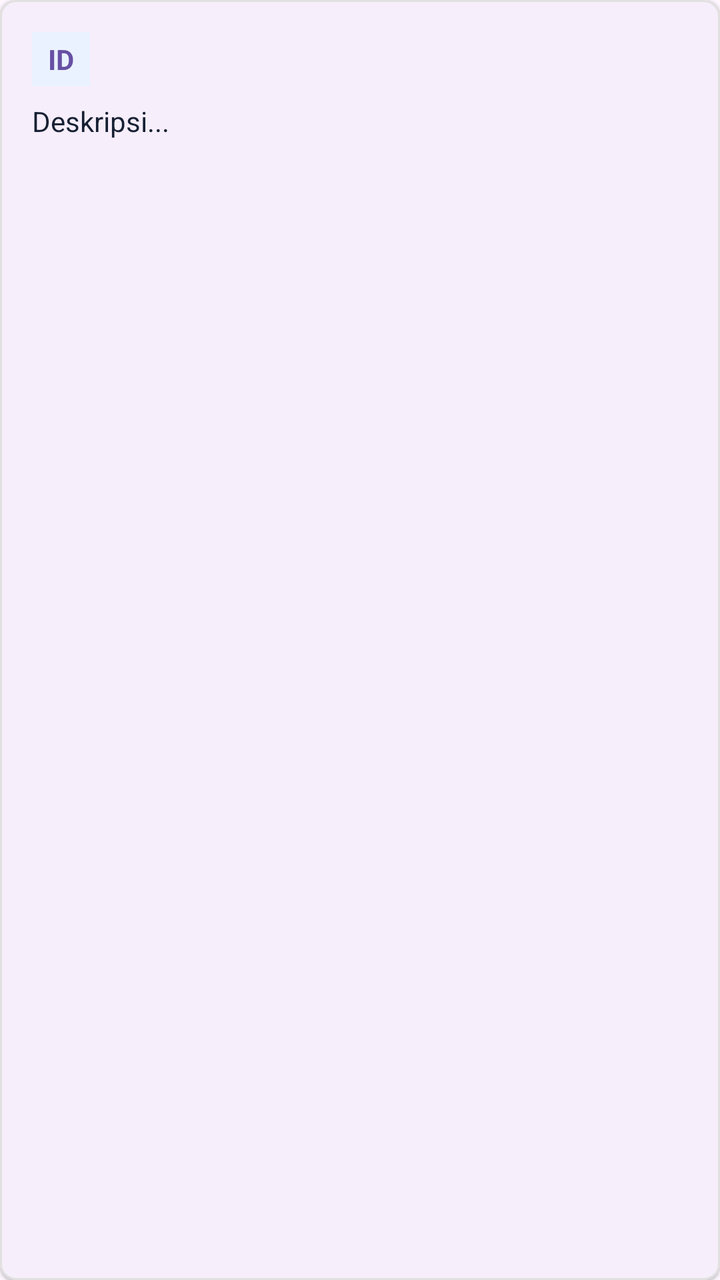
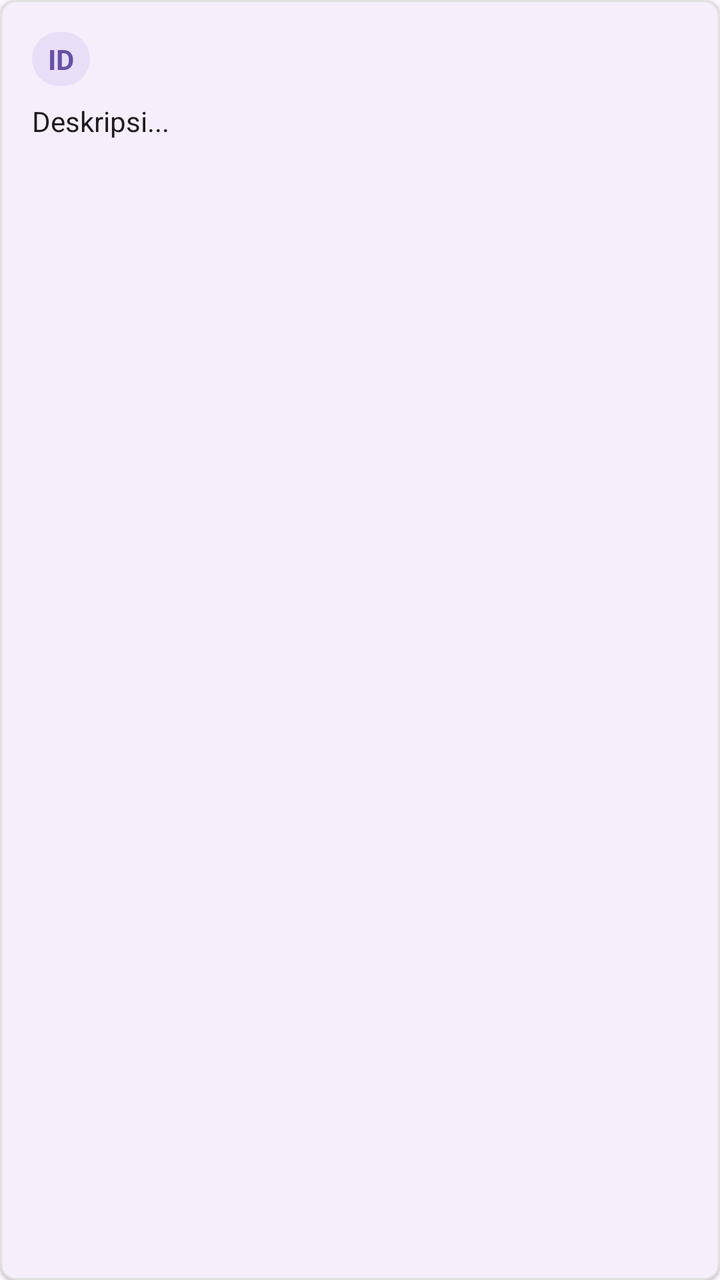

Before-and-after screenshots of an Android layout around one commit, followed by the original layout XML and the change that was made.
<!-- AndroidManifest.xml: application theme Theme.ProjectFarrelMobileProgramming -->
<!-- res/layout/item_generic_card.xml -->
<?xml version="1.0" encoding="utf-8"?>
<com.google.android.material.card.MaterialCardView 
    xmlns:android="http://schemas.android.com/apk/res/android"
    xmlns:app="http://schemas.android.com/apk/res-auto"
    android:layout_width="match_parent"
    android:layout_height="wrap_content"
    android:layout_margin="8dp"
    app:cardCornerRadius="8dp"
    app:cardElevation="1dp"
    app:strokeWidth="1dp"
    app:strokeColor="#E0E0E0">

    <LinearLayout
        android:layout_width="match_parent"
        android:layout_height="wrap_content"
        android:orientation="vertical"
        android:padding="16dp">

        <TextView
            android:id="@+id/tvId"
            android:layout_width="wrap_content"
            android:layout_height="wrap_content"
            android:text="ID"
            android:textColor="?attr/colorPrimary"
            android:textStyle="bold"
            android:background="#EAF2FF"
            android:paddingHorizontal="8dp"
            android:paddingVertical="4dp" />
            
        <TextView
            android:id="@+id/tvDesc"
            android:layout_width="match_parent"
            android:layout_height="wrap_content"
            android:text="Deskripsi..."
            android:textSize="14sp"
            android:layout_marginTop="8dp"
            android:textColor="#172033" />

    </LinearLayout>
</com.google.android.material.card.MaterialCardView>
<!-- resources referenced by this layout -->
<resources>
  <style name="Theme.ProjectFarrelMobileProgramming" parent="Base.Theme.ProjectFarrelMobileProgramming" />
  <style name="Base.Theme.ProjectFarrelMobileProgramming" parent="Theme.Material3.DayNight.NoActionBar">
          
          
      </style>
</resources>

<!-- the commit's change to res/layout/item_generic_card.xml (unified diff, before → after) -->
@@ -20,10 +20,10 @@
             android:id="@+id/tvId"
             android:layout_width="wrap_content"
             android:layout_height="wrap_content"
-            android:text="ID"
+            android:text="@string/ui_id_46"
             android:textColor="?attr/colorPrimary"
             android:textStyle="bold"
-            android:background="#EAF2FF"
+            android:background="@drawable/bg_pill"
             android:paddingHorizontal="8dp"
             android:paddingVertical="4dp" />
             
@@ -31,10 +31,10 @@
             android:id="@+id/tvDesc"
             android:layout_width="match_parent"
             android:layout_height="wrap_content"
-            android:text="Deskripsi..."
+            android:text="@string/ui_deskripsi_47"
             android:textSize="14sp"
             android:layout_marginTop="8dp"
-            android:textColor="#172033" />
+            android:textColor="?attr/colorOnSurface" />
 
     </LinearLayout>
 </com.google.android.material.card.MaterialCardView>
<!-- resource entries referenced after the edit -->
@@ -1,5 +1,14 @@
 <!-- resources referenced by this layout -->
 <resources>
+  <!-- drawable bg_pill (drawable) -->
+  <?xml version="1.0" encoding="utf-8"?>
+  <shape xmlns:android="http://schemas.android.com/apk/res/android"
+      android:shape="rectangle">
+      <solid android:color="?attr/colorSecondaryContainer" />
+      <corners android:radius="16dp" />
+  </shape>
+  <string name="ui_deskripsi_47">Deskripsi...</string>
+  <string name="ui_id_46">ID</string>
   <style name="Theme.ProjectFarrelMobileProgramming" parent="Base.Theme.ProjectFarrelMobileProgramming" />
   <style name="Base.Theme.ProjectFarrelMobileProgramming" parent="Theme.Material3.DayNight.NoActionBar">
           
